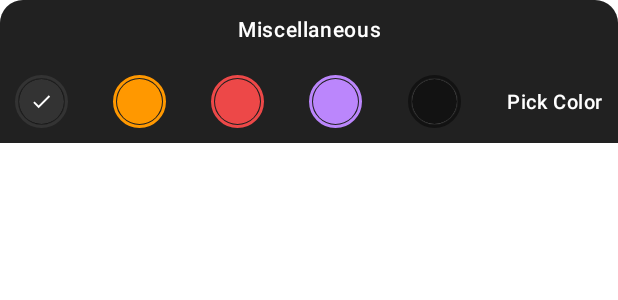
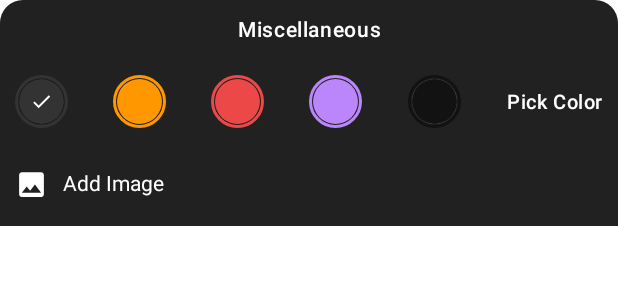
Before and after one commit to anujkashyap18/NotesApp_java, an Android app: the layout layout_miscellaneous.xml on its own in the app's theme, with its tools: preview values and no code run, on a phone screen of 412 x 824 dp. Shown: the top 300 px of the screen. Run offline under Robolectric (Android 15) with nearby library versions, the phone set to English and light mode, and no system bars.

Commit message:
add image in note

```diff
--- a/app/build.gradle
+++ b/app/build.gradle
@@ -36,6 +36,7 @@ dependencies {
     testImplementation 'junit:junit:4.13.1'
     androidTestImplementation 'androidx.test.ext:junit:1.1.2'
     androidTestImplementation 'androidx.test.espresso:espresso-core:3.3.0'
+    implementation 'com.makeramen:roundedimageview:2.3.0'
 
     //ROOM DATABASE
     implementation "androidx.room:room-runtime:2.2.6"
--- a/app/src/main/AndroidManifest.xml
+++ b/app/src/main/AndroidManifest.xml
@@ -1,6 +1,8 @@
 <?xml version="1.0" encoding="utf-8"?>
 <manifest xmlns:android="http://schemas.android.com/apk/res/android"
     package="com.example.notesapp">
+
+    <uses-permission android:name="android.permission.READ_EXTERNAL_STORAGE"/>
 
     <application
         android:allowBackup="true"
@@ -8,6 +10,7 @@
         android:label="@string/app_name"
         android:roundIcon="@mipmap/ic_launcher_round"
         android:supportsRtl="true"
+        android:requestLegacyExternalStorage="true"
         android:theme="@style/Theme.NotesApp">
         <activity android:name=".view.CreateNoteActivity"
             android:screenOrientation="portrait"
--- a/app/src/main/java/com/example/notesapp/view/MainActivity.java
+++ b/app/src/main/java/com/example/notesapp/view/MainActivity.java
@@ -20,8 +20,8 @@ import java.util.List;
 
 public class MainActivity extends AppCompatActivity {
 
+	private final List < Note > noteList = new ArrayList <> ( );
 	private RecyclerView noteRecView;
-	private final List < Note > noteList = new ArrayList <> ( );
 	private NotesAdapter notesAdapter;
 
 	@Override
@@ -43,7 +43,7 @@ public class MainActivity extends AppCompatActivity {
 	@Override
 	protected void onStart ( ) {
 		super.onStart ( );
-		getNotes ();
+		getNotes ( );
 	}
 
 	private void getNotes ( ) {
@@ -58,6 +58,7 @@ public class MainActivity extends AppCompatActivity {
 
 			@Override
 			protected void onPostExecute ( List < Note > notes ) {
+				noteList.clear ( );
 				super.onPostExecute ( notes );
 				Log.d ( "MY_NOTES" , notes.toString ( ) );
 				if ( noteList.size ( ) == 0 ) {
--- a/app/src/main/res/layout/layout_miscellaneous.xml
+++ b/app/src/main/res/layout/layout_miscellaneous.xml
@@ -137,4 +137,29 @@
 
     </LinearLayout>
 
+    <LinearLayout
+        android:id="@+id/layoutAddImage"
+        android:layout_width="match_parent"
+        android:layout_height="35dp"
+        android:layout_margin="10dp"
+        android:gravity="center_vertical"
+        android:orientation="horizontal">
+
+        <ImageView
+            android:layout_width="22dp"
+            android:layout_height="22dp"
+            android:contentDescription="@string/app_name"
+            android:src="@drawable/ic_image"
+            app:tint="@color/white" />
+
+        <TextView
+            android:layout_width="match_parent"
+            android:layout_height="wrap_content"
+            android:layout_marginStart="10dp"
+            android:includeFontPadding="false"
+            android:text="@string/add_image"
+            android:textColor="@color/white"/>
+
+    </LinearLayout>
+
 </LinearLayout>
--- a/app/src/main/res/values/strings.xml
+++ b/app/src/main/res/values/strings.xml
@@ -7,4 +7,5 @@
     <string name="type_note_here">type note here...</string>
     <string name="miscellaneous">Miscellaneous</string>
     <string name="pick_color">Pick Color</string>
+    <string name="add_image">Add Image</string>
 </resources>
--- a/build.gradle
+++ b/build.gradle
@@ -3,6 +3,7 @@ buildscript {
     repositories {
         google()
         jcenter()
+        mavenCentral()
     }
     dependencies {
         classpath "com.android.tools.build:gradle:4.2.0-beta02"
@@ -16,6 +17,7 @@ allprojects {
     repositories {
         google()
         jcenter()
+        mavenCentral()
     }
 }
 
```
Also changed, not shown: app/src/main/java/com/example/notesapp/controller/NotesAdapter.java (+20 -7 lines), app/src/main/java/com/example/notesapp/view/CreateNoteActivity.java (+99 -0 lines), app/src/main/res/layout/activity_create_note.xml (+13 -1 lines), app/src/main/res/layout/item_container_note.xml (+10 -0 lines).
